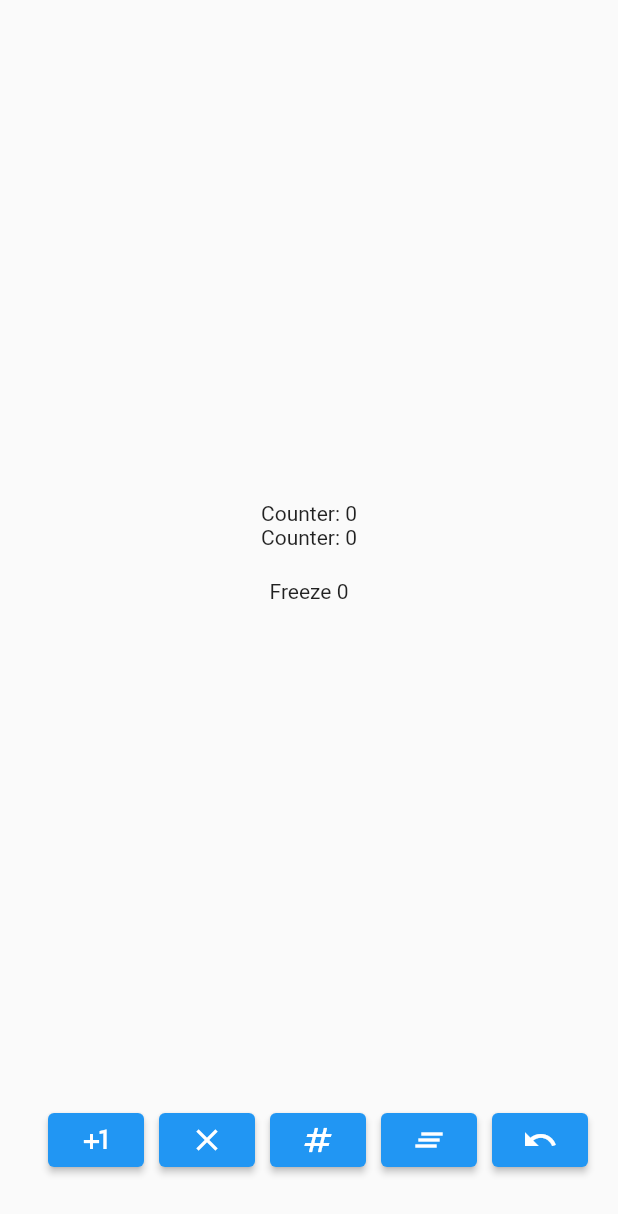
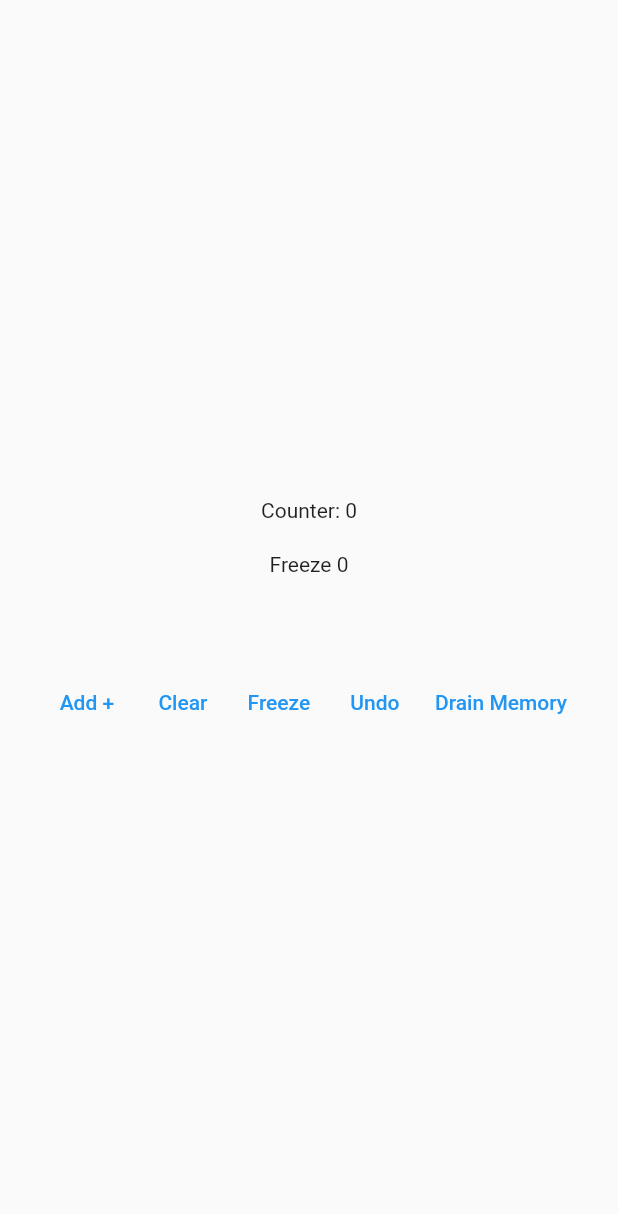
Before and after one commit to jamescardona11/drip, a Flutter app: the screen it shows after launch, on a phone screen of 412 x 824 dp. Shown: the top 1214 px of the screen. Run offline on Flutter 3.47's test engine with Material 2 defaults, Android fonts, the phone set to English and light mode, and no system bars; our stand-ins replace logger.

Commit message:
end examples

```diff
--- a/examples/counter_app/lib/main.dart
+++ b/examples/counter_app/lib/main.dart
@@ -1,7 +1,7 @@
 import 'package:drip/drip.dart';
 import 'package:flutter/material.dart';
 
-import 'drip_example.dart';
+import 'drip_counter.dart';
 
 void main() => runApp(MyApp());
 
@@ -22,6 +22,8 @@ class MyApp extends StatelessWidget {
 }
 
 class DripCounterPage extends StatelessWidget {
+  const DripCounterPage({super.key});
+
   @override
   Widget build(BuildContext context) {
     return Scaffold(
@@ -32,58 +34,42 @@ class DripCounterPage extends StatelessWidget {
             Dripper<DripCounter, DripCounterState>(
               builder: (context, state) => Text('Counter: ${state.count}'),
             ),
-            Dripping<DripCounter, DripCounterState>(
-              listener: (context, state) {},
-              builder: (context, state) => Text('Counter: ${state.count}'),
-            ),
-            SizedBox(height: 20),
+            const SizedBox(height: 20),
             DropWidget<DripCounter, DripCounterState, String>(
               builder: (context, state) {
                 return Text('Freeze $state');
               },
               selector: (state) => state.strNum,
             ),
-          ],
-        ),
-      ),
-      bottomNavigationBar: Padding(
-        padding: const EdgeInsets.only(bottom: 40, right: 20),
-        child: Row(
-          mainAxisAlignment: MainAxisAlignment.end,
+            SizedBox(height: 60),
+            Wrap(
               children: [
-            ElevatedButton(
+                TextButton(
                     onPressed: () {
                       DripProvider.of<DripCounter>(context).dispatch(IncrementCountAction());
                     },
-              child: Icon(Icons.plus_one),
-            ),
-            SizedBox(width: 10),
-            ElevatedButton(
+                    child: const Text('Add +')),
+                TextButton(
                     onPressed: () {
                       DripProvider.of<DripCounter>(context).dispatch(ClearEvent());
                     },
-              child: Icon(Icons.close),
-            ),
-            SizedBox(width: 10),
-            ElevatedButton(
+                    child: const Text('Clear')),
+                TextButton(
                     onPressed: () {
                       DripProvider.of<DripCounter>(context).freeze();
                     },
-              child: Icon(Icons.numbers),
-            ),
-            SizedBox(width: 10),
-            ElevatedButton(
+                    child: const Text('Freeze')),
+                TextButton(
+                    onPressed: () {
+                      DripProvider.of<DripCounter>(context).dispatch(UndoMemory());
+                    },
+                    child: const Text('Undo')),
+                TextButton(
                     onPressed: () {
                       DripProvider.of<DripCounter>(context).dispatch(DrainMemory());
                     },
-              child: Icon(Icons.clear_all),
-            ),
-            SizedBox(width: 10),
-            ElevatedButton(
-              onPressed: () {
-                DripProvider.of<DripCounter>(context).dispatch(UndoMemory());
-              },
-              child: Icon(Icons.undo),
+                    child: const Text('Drain Memory')),
+              ],
             ),
           ],
         ),
--- a/examples/todo_app/lib/drip/drip_todo_state.dart
+++ b/examples/todo_app/lib/drip/drip_todo_state.dart
@@ -5,20 +5,18 @@ import '../model/todo.dart';
 
 class DripToDoState {
   final List<ToDo> toDos;
-  final List<ToDo> searchResults;
+
   final String searchText;
   final int deletedToDos;
 
   DripToDoState({
     this.toDos = const [],
-    this.searchResults = const [],
     this.searchText = '',
     this.deletedToDos = 0,
   });
 
   factory DripToDoState.initialState() => DripToDoState(
         toDos: [],
-        searchResults: [],
       );
 
   DripToDoState copyWith({
@@ -29,7 +27,6 @@ class DripToDoState {
   }) {
     return DripToDoState(
       toDos: List.from(toDos ?? this.toDos),
-      searchResults: searchResults ?? this.searchResults,
       searchText: searchText ?? this.searchText,
       deletedToDos: deletedToDos ?? this.deletedToDos,
     );
@@ -37,16 +34,13 @@ class DripToDoState {
 
   @override
   int get hashCode {
-    return toDos.hashCode ^ searchResults.hashCode ^ searchText.hashCode ^ deletedToDos.hashCode;
+    return toDos.hashCode ^ searchText.hashCode ^ deletedToDos.hashCode;
   }
 
   @override
   bool operator ==(covariant DripToDoState other) {
     if (identical(this, other)) return true;
 
-    return listEquals(other.toDos, toDos) &&
-        listEquals(other.searchResults, searchResults) &&
-        other.searchText == searchText &&
-        other.deletedToDos == deletedToDos;
+    return listEquals(other.toDos, toDos) && other.searchText == searchText && other.deletedToDos == deletedToDos;
   }
 }
--- a/lib/src/interceptors/base_interceptors.dart
+++ b/lib/src/interceptors/base_interceptors.dart
@@ -6,7 +6,7 @@ import '../drip_core/drip_core.dart';
 /// The goal of this class is simple change or iterate the [DripEvent] and the [DState]
 /// whit this changes the state can mutate before is call the method `mutableStateOf` or before call the [DripAction]
 ///
-/// {}
+/// {@endtemplate}
 abstract class BaseInterceptor<DState> {
   const BaseInterceptor();
 
```
Also changed, not shown: examples/counter_app/lib/drip_counter.dart (renamed from examples/counter_app/lib/drip_example.dart, +7 -20 lines), examples/todo_app/lib/drip/drip_todo.dart (+0 -16 lines), examples/todo_app/lib/views/home_view.dart (+0 -58 lines), lib/src/interceptors/memory_interceptor.dart (+4 -3 lines). Lines whose indentation alone changed are shown as unchanged.
